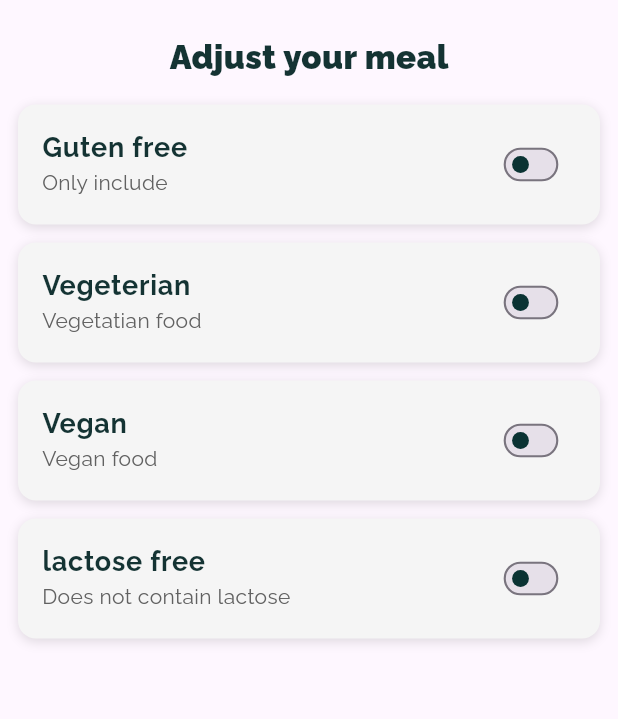
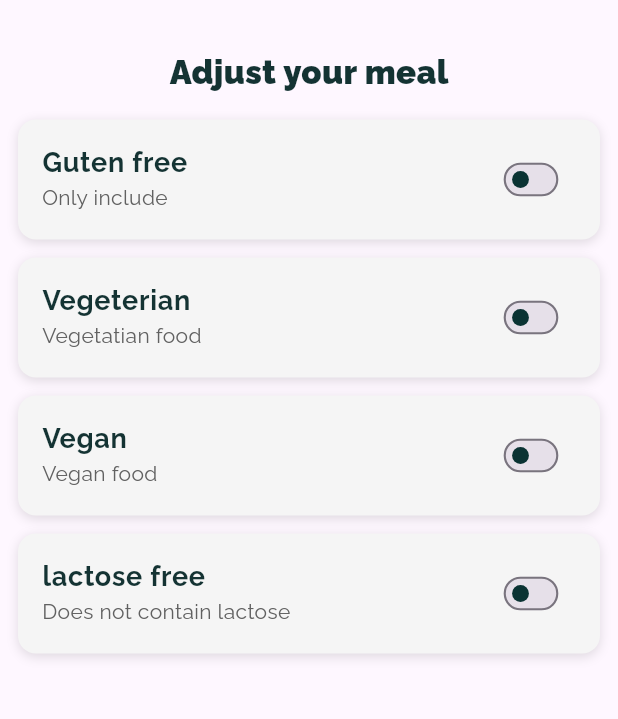
Before and after one commit to kyangwi/Meals-app, a Flutter app: the FilterScreen screen opened by its route, on a phone screen of 412 x 824 dp, the part 65-784 px from its top. Run offline on Flutter 3.47's test engine with Material 3 defaults, Android fonts, the phone set to English and light mode, and no system bars.

Commit message:
Filters done

```diff
--- a/lib/screens/filters.dart
+++ b/lib/screens/filters.dart
@@ -1,5 +1,4 @@
 import 'package:flutter/material.dart';
-import 'package:multipageapp/widgets/appBar.dart';
 import 'package:multipageapp/widgets/maindrawer.dart';
 
 class FilterScreen extends StatefulWidget {
@@ -22,10 +21,10 @@ class _FilterScreenState extends State<FilterScreen> {
 
   @override
   void initState() {
-    _glutenFree = widget.currentFilters['gluten']!;
-    _lactoseFree = widget.currentFilters['lactose']!;
-    _vegetarian = widget.currentFilters['vegetarian']!;
-    _vegan = widget.currentFilters['vegan']!;
+    _glutenFree = widget.currentFilters['gluten'] as bool;
+    _lactoseFree = widget.currentFilters['lactose'] as bool;
+    _vegetarian = widget.currentFilters['vegetarian'] as bool;
+    _vegan = widget.currentFilters['vegan'] as bool;
 
     super.initState();
 
@@ -95,6 +94,11 @@ class _FilterScreenState extends State<FilterScreen> {
                 'vegan': _vegan,
                 'vegetarian': _vegetarian,
               };
+              print('is gluten: ${selectedFilter['gluten']}');
+              print('is lactose: ${selectedFilter['lactose']}');
+              print('is vegan: ${selectedFilter['vegan']}');
+              print('is vegetarian: ${selectedFilter['vegetarian']}');
+
               widget.saveFilters(selectedFilter);
             },
           ),
@@ -102,7 +106,7 @@ class _FilterScreenState extends State<FilterScreen> {
       ),
       drawer: MainDrawer(),
       body: Container(
-        // padding: EdgeInsets.only(left: 10, right: 10),
+        padding: EdgeInsets.only(top: 10),
         child: Column(
           children: [
             Container(
```
Also changed, not shown: lib/main.dart (+8 -8 lines).
